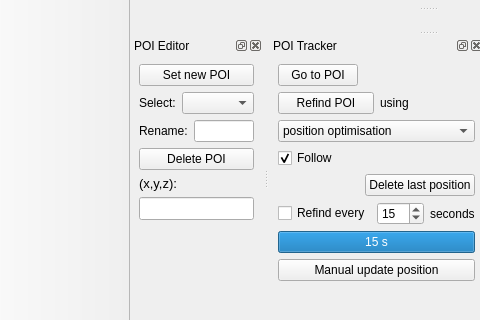
Old version of the form gui/PoiManager/PoiManagerGuiUI.ui in the repository Ulm-IQO/qudi; both pictures show x 0 to 480 and y 427 to 747 of the 725 by 747 pixel window.
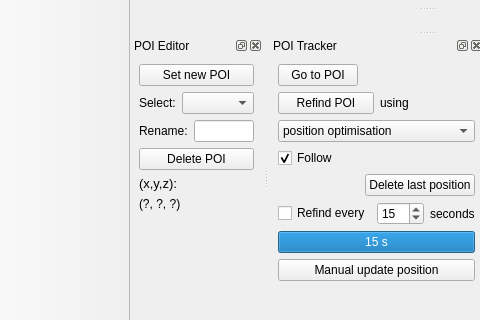
New version of the form. Icons and pictures are not drawn. Custom widgets are drawn as their Qt base class.

Commit message: Changed Optimiser position readout to the new (x,y,z) form.  Also changed this readout to a selectable label rather than an uneditable line-edit (in Confocal, PoiManager, and Optimiser).

Patch:
```diff
--- a/gui/PoiManager/PoiManagerGuiUI.ui
+++ b/gui/PoiManager/PoiManagerGuiUI.ui
@@ -152,20 +152,15 @@
       </widget>
      </item>
      <item>
-      <widget class="QLineEdit" name="poi_coords_ViewWidget">
-       <property name="maximumSize">
-        <size>
-         <width>200</width>
-         <height>16777215</height>
-        </size>
+      <widget class="QLabel" name="poi_coords_label">
+       <property name="toolTip">
+        <string>This text is selectable.  Copy and paste into labnotes.</string>
        </property>
-       <property name="font">
-        <font>
-         <pointsize>10</pointsize>
-        </font>
+       <property name="text">
+        <string>(?, ?, ?)</string>
        </property>
-       <property name="readOnly">
-        <bool>true</bool>
+       <property name="textInteractionFlags">
+        <set>Qt::LinksAccessibleByMouse|Qt::TextSelectableByKeyboard|Qt::TextSelectableByMouse</set>
        </property>
       </widget>
      </item>
```
The commit also changes 8 other files.
